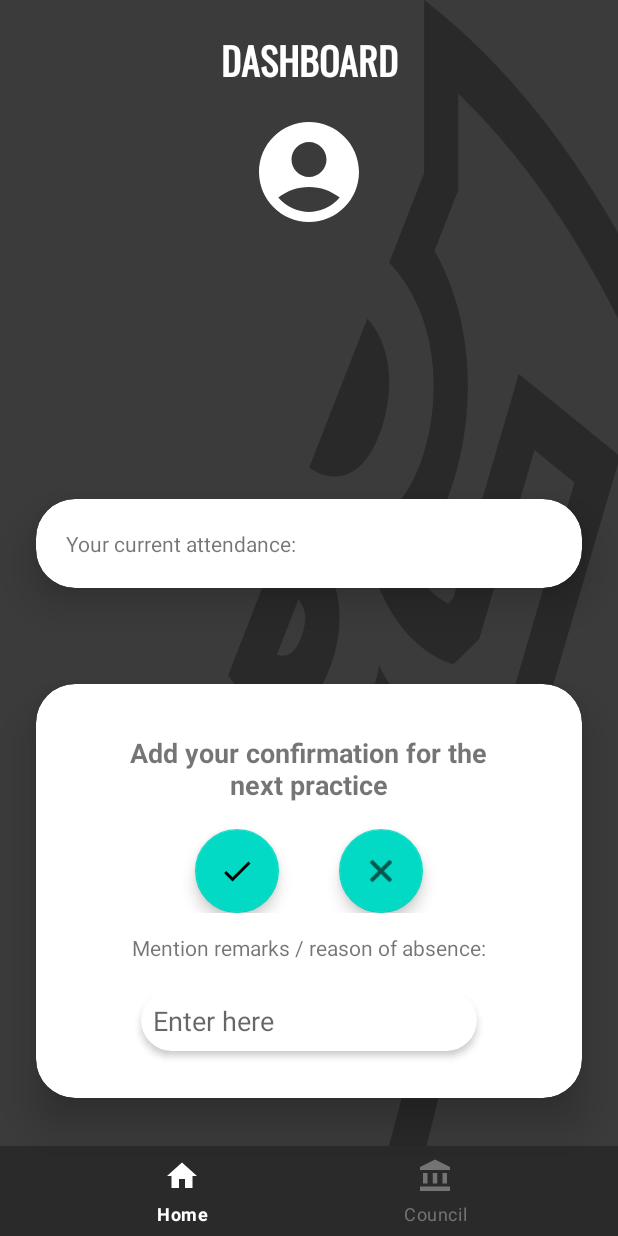
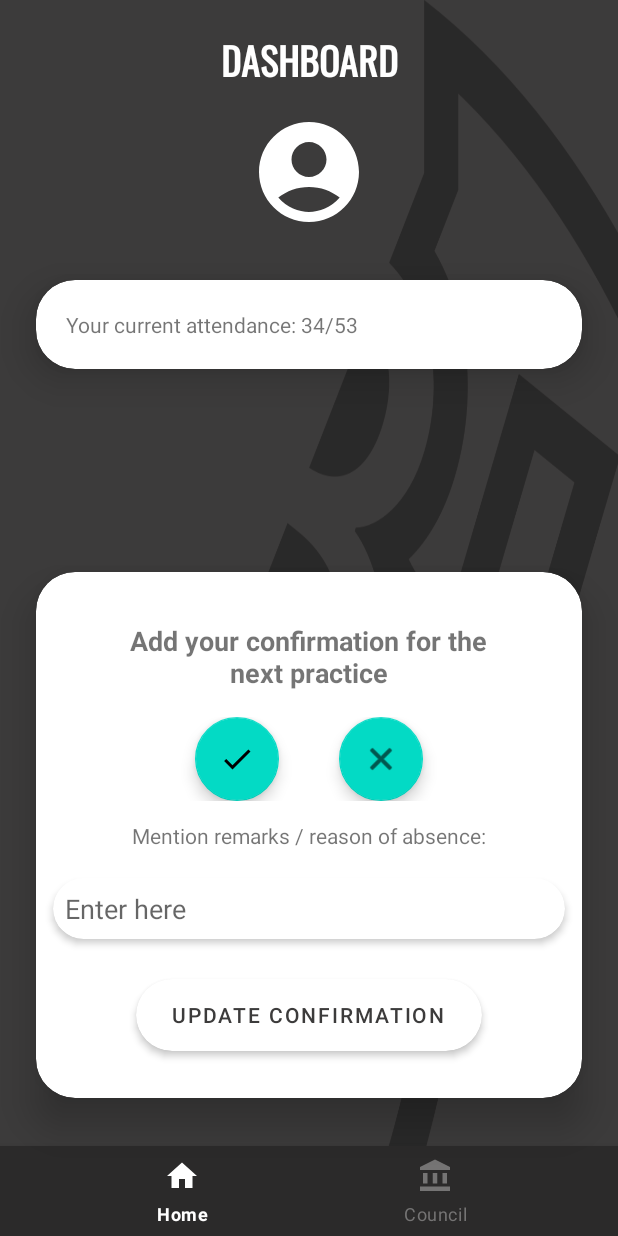
Before and after one commit to NobilGautam/JaiAshwamedh, an Android app: the Dashboard screen opened directly, with no data from a screen before it, on a phone screen of 412 x 824 dp. Run offline under Robolectric (Android 15) with nearby library versions, the phone set to English and light mode, and no system bars; our stand-ins replace Firebase (no records; nobody signed in at launch, a user with empty details on screens opened directly), Volley; Roboto replaces fonts that are not available here.

Commit message:
Minor fixes

```diff
--- a/app/build.gradle
+++ b/app/build.gradle
@@ -36,6 +36,7 @@ dependencies {
     implementation 'com.google.android.material:material:1.8.0-alpha01'
     implementation 'com.google.firebase:firebase-auth:21.0.8'
     implementation 'com.google.firebase:firebase-firestore:24.3.0'
+    implementation 'com.android.volley:volley:1.2.1'
     testImplementation 'junit:junit:4.13.2'
     androidTestImplementation 'androidx.test.ext:junit:1.1.3'
     androidTestImplementation 'androidx.test.espresso:espresso-core:3.4.0'
--- a/app/src/main/AndroidManifest.xml
+++ b/app/src/main/AndroidManifest.xml
@@ -4,7 +4,7 @@
     package="com.example.ashwamedh">
 
     <application
-        android:name=".UserApi"
+        android:name=".util.UserApi"
         android:allowBackup="true"
         android:dataExtractionRules="@xml/data_extraction_rules"
         android:fullBackupContent="@xml/backup_rules"
--- a/app/src/main/java/com/example/ashwamedh/Dashboard.java
+++ b/app/src/main/java/com/example/ashwamedh/Dashboard.java
@@ -1,26 +1,208 @@
 package com.example.ashwamedh;
 
 import androidx.annotation.NonNull;
+import androidx.annotation.Nullable;
 import androidx.appcompat.app.AppCompatActivity;
 
 import android.content.Intent;
 import android.os.Bundle;
+import android.text.TextUtils;
+import android.util.Log;
 import android.view.MenuItem;
+import android.view.View;
+import android.widget.Button;
+import android.widget.EditText;
+import android.widget.TextView;
+import android.widget.Toast;
 
+import com.android.volley.Request;
+import com.android.volley.RequestQueue;
+import com.android.volley.Response;
+import com.android.volley.VolleyError;
+import com.android.volley.toolbox.JsonArrayRequest;
+import com.android.volley.toolbox.JsonObjectRequest;
+import com.android.volley.toolbox.Volley;
+import com.example.ashwamedh.model.Confirmation;
+import com.example.ashwamedh.util.UserApi;
+import com.google.android.gms.tasks.OnFailureListener;
+import com.google.android.gms.tasks.OnSuccessListener;
 import com.google.android.material.bottomnavigation.BottomNavigationView;
+import com.google.android.material.floatingactionbutton.FloatingActionButton;
+import com.google.firebase.auth.FirebaseAuth;
+import com.google.firebase.auth.FirebaseUser;
+import com.google.firebase.firestore.CollectionReference;
+import com.google.firebase.firestore.DocumentReference;
+import com.google.firebase.firestore.EventListener;
+import com.google.firebase.firestore.FirebaseFirestore;
+import com.google.firebase.firestore.FirebaseFirestoreException;
+import com.google.firebase.firestore.QueryDocumentSnapshot;
+import com.google.firebase.firestore.QuerySnapshot;
+
+import org.json.JSONArray;
+import org.json.JSONException;
+import org.json.JSONObject;
+
+import java.text.SimpleDateFormat;
+import java.util.ArrayList;
+import java.util.Calendar;
+import java.util.Date;
+import java.util.Objects;
 
 public class Dashboard extends AppCompatActivity {
     private BottomNavigationView bottomNavigationView;
+    private static TextView currentAttendanceTextView;
+    private FloatingActionButton presentButton;
+    private FloatingActionButton absentButton;
+    private EditText remarkEditText;
+    private Button updateConfirmationButton;
+
+    private String practiceDay;
+    private String practiceDate;
+
+    private FirebaseFirestore db = FirebaseFirestore.getInstance();
+    private CollectionReference collectionReference = db.collection("Confirmations");
+
+    private FirebaseAuth firebaseAuth;
+    private FirebaseAuth.AuthStateListener authStateListener;
+    private static FirebaseUser currentUser;
+
+    private int[] daysPresent = {0};
+    private int[] totalDays = {0};
 
     @Override
     protected void onCreate(Bundle savedInstanceState) {
         super.onCreate(savedInstanceState);
         setContentView(R.layout.activity_dashboard);
 
-        getSupportActionBar().hide();
+        Objects.requireNonNull(getSupportActionBar()).hide();
 
+        firebaseAuth = FirebaseAuth.getInstance();
+        authStateListener = new FirebaseAuth.AuthStateListener() {
+            @Override
+            public void onAuthStateChanged(@NonNull FirebaseAuth firebaseAuth) {
+
+            }
+        };
+        currentUser = firebaseAuth.getCurrentUser();
+
+        currentAttendanceTextView = findViewById(R.id.current_attendance_textView);
+        presentButton = findViewById(R.id.present_fab);
+        absentButton = findViewById(R.id.absent_fab);
+        remarkEditText = findViewById(R.id.remark_edit_text);
+        updateConfirmationButton = findViewById(R.id.update_confirmation_button);
         bottomNavigationView = findViewById(R.id.bottomNavigationView);
         bottomNavigationView.setSelectedItemId(R.id.home_button);
+
+        Calendar calendar = Calendar.getInstance();
+        Date today = calendar.getTime();
+        calendar.add(Calendar.DAY_OF_YEAR, 1);
+        Date tomorrow = calendar.getTime();
+
+        SimpleDateFormat simpleDateFormat = new SimpleDateFormat("dd/MM/yyyy");
+        practiceDate = simpleDateFormat.format(tomorrow);
+        int dayOfWeek = calendar.get(Calendar.DAY_OF_WEEK);
+        switch (dayOfWeek) {
+            case Calendar.MONDAY: practiceDay = "MONDAY"; break;
+            case Calendar.TUESDAY: practiceDay = "TUESDAY"; break;
+            case Calendar.WEDNESDAY: practiceDay = "WEDNESDAY"; break;
+            case Calendar.THURSDAY: practiceDay = "THURSDAY"; break;
+            case Calendar.FRIDAY: practiceDay = "FRIDAY"; break;
+            case Calendar.SATURDAY: practiceDay = "SATURDAY"; break;
+            case Calendar.SUNDAY: practiceDay = "SUNDAY"; break;
+        }
+
+        updateAttendance(collectionReference);
+
+
+        final String[] confirmation = {""};
+        presentButton.setOnClickListener(new View.OnClickListener() {
+            @Override
+            public void onClick(View view) {
+                confirmation[0] = "present";
+                presentButton.setBackgroundColor(getResources().getColor(R.color.selected_button_color));
+            }
+        });
+        absentButton.setOnClickListener(new View.OnClickListener() {
+            @Override
+            public void onClick(View view) {
+                confirmation[0] = "absent";
+                absentButton.setBackgroundColor(getResources().getColor(R.color.selected_button_color));
+            }
+        });
+
+        //submitting confirmation
+        updateConfirmationButton.setOnClickListener(new View.OnClickListener() {
+            @Override
+            public void onClick(View view) {
+                if (confirmation[0] == "") {
+                    Toast.makeText(Dashboard.this, "Confirm your presence first", Toast.LENGTH_SHORT)
+                            .show();
+                } else if (confirmation[0] == "absent" && TextUtils.isEmpty(remarkEditText.getText().toString())) {
+                    Toast.makeText(Dashboard.this, "Mention the reason for your absence", Toast.LENGTH_SHORT)
+                            .show();
+                } else if(confirmation[0] == "absent" && !TextUtils.isEmpty(remarkEditText.getText().toString())) {
+                    UserApi userApi = UserApi.getInstance();
+                    String userId = userApi.getUserId();
+                    Confirmation currentConfirmation = new Confirmation();
+                    currentConfirmation.setConfirmation("absent");
+                    currentConfirmation.setUserId(userId);
+                    currentConfirmation.setPracticeDate(practiceDate);
+                    currentConfirmation.setRemarkOrReason(remarkEditText.getText().toString().trim());
+                    collectionReference.add(currentConfirmation)
+                            .addOnSuccessListener(new OnSuccessListener<DocumentReference>() {
+                                @Override
+                                public void onSuccess(DocumentReference documentReference) {
+                                    Toast.makeText(Dashboard.this, "Thankyou for confirming your presence", Toast.LENGTH_SHORT)
+                                            .show();
+                                    confirmation[0] = "";
+                                    absentButton.setBackgroundColor(getResources().getColor(R.color.teal_200));
+                                    remarkEditText.setText("");
+                                }
+                            })
+                            .addOnFailureListener(new OnFailureListener() {
+                                @Override
+                                public void onFailure(@NonNull Exception e) {
+                                    Toast.makeText(Dashboard.this, "Couldn't update attendance", Toast.LENGTH_SHORT)
+                                            .show();
+                                    confirmation[0] = "";
+                                    absentButton.setBackgroundColor(getResources().getColor(R.color.teal_200));
+                                    remarkEditText.setText("");
+                                }
+                            });
+                } else if (confirmation[0] == "present") {
+                    UserApi userApi = UserApi.getInstance();
+                    String userId = userApi.getUserId();
+                    Confirmation currentConfirmation = new Confirmation();
+                    currentConfirmation.setConfirmation("present");
+                    currentConfirmation.setUserId(userId);
+                    currentConfirmation.setPracticeDate(practiceDate);
+                    currentConfirmation.setRemarkOrReason(remarkEditText.getText().toString().trim());
+                    collectionReference.add(currentConfirmation)
+                            .addOnSuccessListener(new OnSuccessListener<DocumentReference>() {
+                                @Override
+                                public void onSuccess(DocumentReference documentReference) {
+                                    Toast.makeText(Dashboard.this, "Thankyou for confirming your presence", Toast.LENGTH_SHORT)
+                                            .show();
+                                    confirmation[0] = "";
+                                    absentButton.setBackgroundColor(getResources().getColor(R.color.teal_200));
+                                    remarkEditText.setText("");
+                                }
+                            })
+                            .addOnFailureListener(new OnFailureListener() {
+                                @Override
+                                public void onFailure(@NonNull Exception e) {
+                                    Toast.makeText(Dashboard.this, "Couldn't update attendance", Toast.LENGTH_SHORT)
+                                            .show();
+                                    confirmation[0] = "";
+                                    absentButton.setBackgroundColor(getResources().getColor(R.color.teal_200));
+                                    remarkEditText.setText("");
+                                }
+                            });
+                }
+
+                updateAttendance(collectionReference);
+            }
+        });
 
         bottomNavigationView.setOnNavigationItemSelectedListener(new BottomNavigationView.OnNavigationItemSelectedListener() {
             @Override
@@ -38,5 +220,44 @@ public class Dashboard extends AppCompatActivity {
                 return false;
             }
         });
+
+
+    }
+
+    private static void updateAttendance(CollectionReference collectionReference) {
+        int[] daysPresent = {0};
+        int[] totalDays = {0};
+        //Counting no. of days present
+        Log.d("updateAttendance", "updateAttendance: update initialized" + daysPresent[0] + " " + totalDays[0]);
+        collectionReference.whereEqualTo("userId", currentUser.getUid())
+                        .addSnapshotListener(new EventListener<QuerySnapshot>() {
+                            @Override
+                            public void onEvent(@Nullable QuerySnapshot value, @Nullable FirebaseFirestoreException error) {
+                                assert value != null;
+                                if (!value.isEmpty()) {
+                                    Log.d("updateAttendance", "mil gya data");
+                                    for (QueryDocumentSnapshot snapshot : value) {
+                                        if (Objects.equals(snapshot.getString("confirmation"), "present")) {
+                                            daysPresent[0]++;
+                                            Log.d("updateAttendance", "days present ++ to " + daysPresent[0]);
+                                        }
+                                        totalDays[0]++;
+                                        Log.d("updateAttendance", "days updated" + daysPresent[0] + " " + totalDays[0]);
+                                    }
+
+                                    //displaying current attendance
+                                    Log.d("updateAttendance", "kar diya update");
+                                    currentAttendanceTextView.setText("Your current attendance: " + daysPresent[0] + "/" + totalDays[0]);
+                                }
+                            }
+                        });
+    }
+
+    @Override
+    protected void onStart() {
+        super.onStart();
+        firebaseAuth = FirebaseAuth.getInstance();
+        firebaseAuth.addAuthStateListener(authStateListener);
+        currentUser = firebaseAuth.getCurrentUser();
     }
 }
--- a/app/src/main/java/com/example/ashwamedh/MainActivity.java
+++ b/app/src/main/java/com/example/ashwamedh/MainActivity.java
@@ -15,6 +15,7 @@ import android.widget.EditText;
 import android.widget.ProgressBar;
 import android.widget.Toast;
 
+import com.example.ashwamedh.util.UserApi;
 import com.google.android.gms.tasks.OnFailureListener;
 import com.google.android.gms.tasks.OnSuccessListener;
 import com.google.firebase.auth.AuthResult;
@@ -26,7 +27,8 @@ import com.google.firebase.firestore.FirebaseFirestore;
 import com.google.firebase.firestore.FirebaseFirestoreException;
 import com.google.firebase.firestore.QueryDocumentSnapshot;
 import com.google.firebase.firestore.QuerySnapshot;
-import com.google.firebase.firestore.auth.User;
+
+import java.util.Objects;
 
 public class MainActivity extends AppCompatActivity {
 
@@ -46,6 +48,8 @@ public class MainActivity extends AppCompatActivity {
     protected void onCreate(Bundle savedInstanceState) {
         super.onCreate(savedInstanceState);
         setContentView(R.layout.activity_main);
+
+        Objects.requireNonNull(getSupportActionBar()).hide();
 
         emailET = findViewById(R.id.login_email_et);
         passwordET = findViewById(R.id.login_password_et);
--- a/app/src/main/java/com/example/ashwamedh/UserApi.java
+++ b/app/src/main/java/com/example/ashwamedh/util/UserApi.java
@@ -1,4 +1,4 @@
-package com.example.ashwamedh;
+package com.example.ashwamedh.util;
 
 import android.app.Application;
 
--- a/app/src/main/res/layout/activity_dashboard.xml
+++ b/app/src/main/res/layout/activity_dashboard.xml
@@ -59,10 +59,11 @@
         app:layout_constraintVertical_bias="1.0">
 
         <LinearLayout
-            android:layout_width="wrap_content"
+            android:layout_width="match_parent"
             android:layout_height="match_parent"
             android:layout_gravity="center_horizontal"
-            android:layout_margin="18dp"
+            android:layout_marginTop="18dp"
+            android:layout_marginBottom="18dp"
             android:orientation="vertical">
 
             <TextView
@@ -121,11 +122,29 @@
                     android:orientation="vertical"
                     android:layout_margin="8dp">
                     <EditText
+                        android:id="@+id/remark_edit_text"
                         android:layout_width="match_parent"
                         android:layout_height="wrap_content"
                         android:hint="Enter here"
                         android:background="@android:color/transparent"/>
                 </LinearLayout>
+            </androidx.cardview.widget.CardView>
+            <androidx.cardview.widget.CardView
+                android:layout_width="match_parent"
+                android:layout_height="wrap_content"
+                app:cardElevation="3dp"
+                app:cardUseCompatPadding="true"
+                android:layout_marginStart="55dp"
+                android:layout_marginEnd="55dp"
+                app:cardCornerRadius="28dp">
+                <Button
+                    android:id="@+id/update_confirmation_button"
+                    android:layout_width="wrap_content"
+                    android:layout_height="wrap_content"
+                    android:layout_gravity="center_horizontal"
+                    android:background="@android:color/transparent"
+                    android:textColor="@color/dark_background"
+                    android:text="Update confirmation"/>
             </androidx.cardview.widget.CardView>
 
 
@@ -144,19 +163,20 @@
         app:layout_constraintHorizontal_bias="0.0"
         app:layout_constraintStart_toStartOf="parent"
         app:layout_constraintTop_toBottomOf="@+id/userImageView"
-        app:layout_constraintVertical_bias="1.0">
+        app:layout_constraintVertical_bias="0.0">
 
         <LinearLayout
             android:layout_width="wrap_content"
             android:layout_height="match_parent"
             android:layout_margin="20dp"
 
-            android:orientation="vertical">
+            android:orientation="horizontal">
 
             <TextView
-                android:layout_width="match_parent"
+                android:id="@+id/current_attendance_textView"
+                android:layout_width="wrap_content"
                 android:layout_height="match_parent"
-                android:text="Your current attendance: " />
+                android:text="Your current attendance: 34/53" />
         </LinearLayout>
     </androidx.cardview.widget.CardView>
 
--- a/app/src/main/res/values/colors.xml
+++ b/app/src/main/res/values/colors.xml
@@ -9,4 +9,5 @@
     <color name="white">#FFFFFFFF</color>
     <color name="dark_background">#3C3B3B</color>
     <color name="bottom_nav_view_color">#2B2A2A</color>
+    <color name="selected_button_color">#FF787777</color>
 </resources>
```
Also changed, not shown: app/src/main/java/com/example/ashwamedh/model/Confirmation.java (added, +51 -0 lines).
